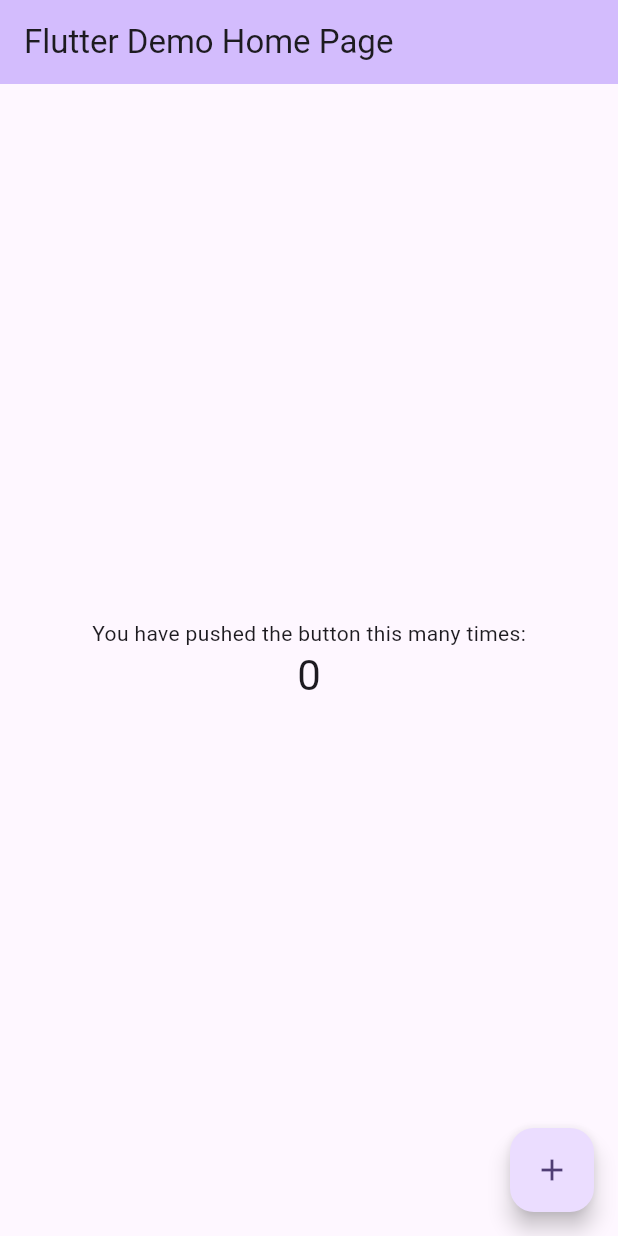
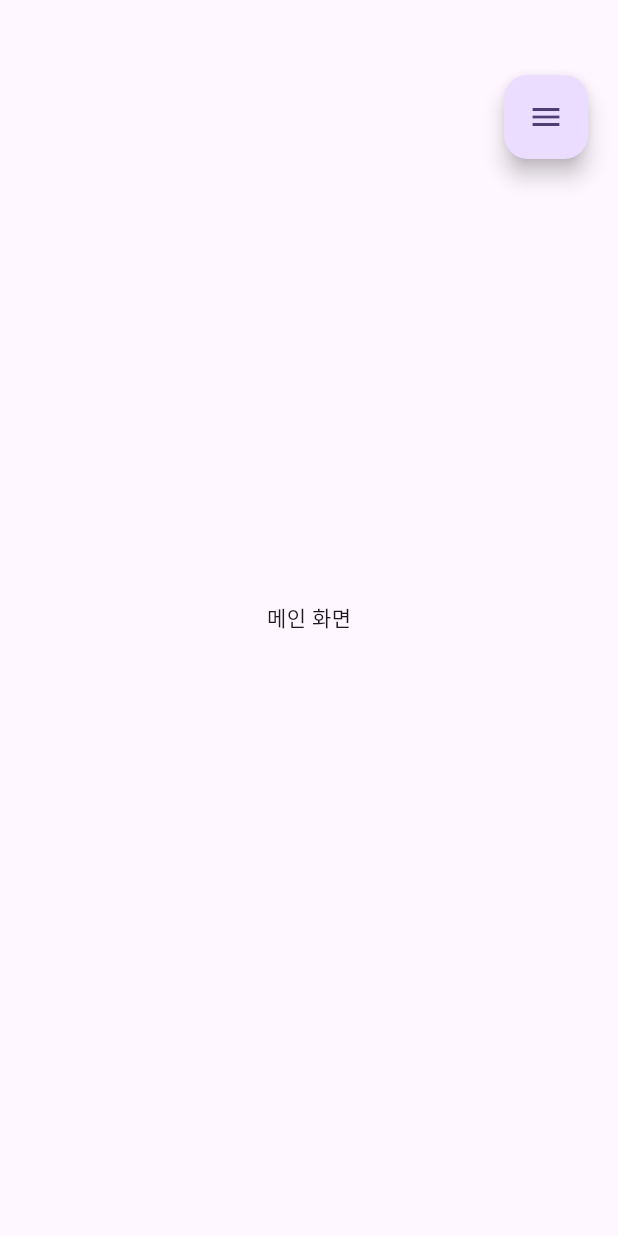
Before and after one commit to wdt999/developerWeek, a Flutter app: the screen it shows after launch, on a phone screen of 412 x 824 dp. Run offline on Flutter 3.47's test engine with Material 3 defaults, Android fonts, the phone set to English and light mode, and no system bars; our stand-ins replace image_picker; missing offline and left inert: dart:html.

Commit message:
✨ 메뉴 버튼 생성
떠다니는 메뉴 버튼 생성. 추후 수정 예정

```diff
--- a/dv/lib/main.dart
+++ b/dv/lib/main.dart
@@ -1,3 +1,4 @@
+import 'package:dv/menu/menu.dart';
 import 'package:flutter/material.dart';
 
 void main() {
@@ -31,7 +32,16 @@ class MyApp extends StatelessWidget {
         colorScheme: ColorScheme.fromSeed(seedColor: Colors.deepPurple),
         useMaterial3: true,
       ),
-      home: const MyHomePage(title: 'Flutter Demo Home Page'),
+      home: Scaffold(
+        body: Stack(
+          children: [
+            Center(
+              child: Text("메인 화면"),),
+              FloatingMenuButton(),
+
+          ],
+        ),
+      ),
     );
   }
 }
--- /dev/null
+++ b/dv/lib/menu/menu.dart
@@ -0,0 +1,105 @@
+import 'package:flutter/material.dart';
+
+class FloatingMenuButton extends StatefulWidget {
+  const FloatingMenuButton({Key? key}) : super(key: key);
+
+  @override
+  _FloatingMenuButtonState createState() => _FloatingMenuButtonState();
+}
+
+class _FloatingMenuButtonState extends State<FloatingMenuButton> {
+  bool _isMenuOpen = false;
+  double screenHeight = 0.0;
+  double screenWidth = 0.0;
+
+  void _toggleMenu() {
+    setState(() {
+      _isMenuOpen = !_isMenuOpen;
+
+    });
+  }
+
+  @override
+  Widget build(BuildContext context) {
+
+    // 화면 크기 가져오기
+    screenHeight = MediaQuery.of(context).size.height;
+    screenWidth = MediaQuery.of(context).size.width;
+
+    return Stack(
+      children: [
+        // 메뉴 배경
+        if (_isMenuOpen)
+          GestureDetector(
+            onTap: _toggleMenu,
+            child: Container(
+              color: Colors.black.withValues(alpha: 0.5),
+              width: screenWidth / 2,
+              height: screenHeight,
+            ),
+          ),
+
+        // 메뉴 버튼
+        Positioned(
+          top: 50,
+          right: 20,
+          child: Column(
+            crossAxisAlignment: CrossAxisAlignment.end,
+            children: [
+              if (_isMenuOpen) _buildMenu(context),
+              FloatingActionButton(
+                onPressed: _toggleMenu,
+                child: Icon(_isMenuOpen ? Icons.close : Icons.menu),
+              ),
+            ],
+          ),
+        ),
+      ],
+    );
+  }
+
+  Widget _buildMenu(BuildContext context) {
+    return Container(
+      margin: const EdgeInsets.only(bottom: 10),
+      padding: const EdgeInsets.all(10),
+      decoration: BoxDecoration(
+        color: Colors.white,
+        borderRadius: BorderRadius.circular(10),
+        boxShadow: [
+          BoxShadow(color: Colors.black26, blurRadius: 5),
+        ],
+      ),
+      child: Column(
+        mainAxisSize: MainAxisSize.min,
+        children: [
+          _buildMenuItem(Icons.home, "홈", () {
+            print("홈 클릭");
+          }),
+          _buildMenuItem(Icons.settings, "설정", () {
+            print("설정 클릭");
+          }),
+          _buildMenuItem(Icons.logout, "로그아웃", () {
+            print("로그아웃 클릭");
+          }),
+        ],
+      ),
+    );
+  }
+
+  Widget _buildMenuItem(IconData icon, String title, VoidCallback onTap) {
+  return GestureDetector(
+    onTap: onTap,
+    child: Padding(
+      padding: const EdgeInsets.symmetric(vertical: 12, horizontal: 8),
+      child: Row(
+        children: [
+          Icon(icon, color: Colors.black),
+          const SizedBox(width: 10),
+          Text(title, style: TextStyle(fontSize: 16)),
+        ],
+      ),
+    ),
+  );
+}
+
+}
```
Also changed, not shown: dv/assets/title/logo.png (deleted), dv/assets/title/logo.png.png (added).
